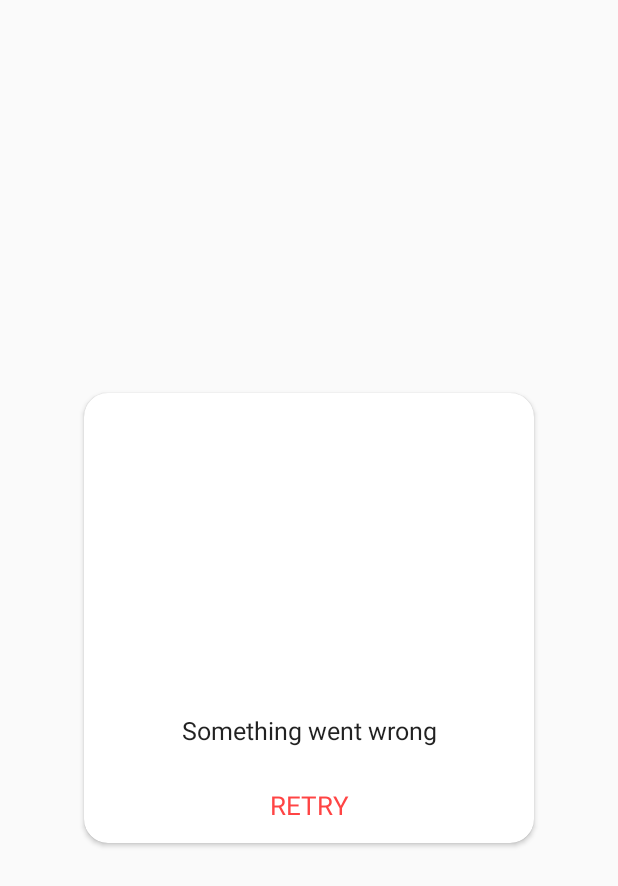
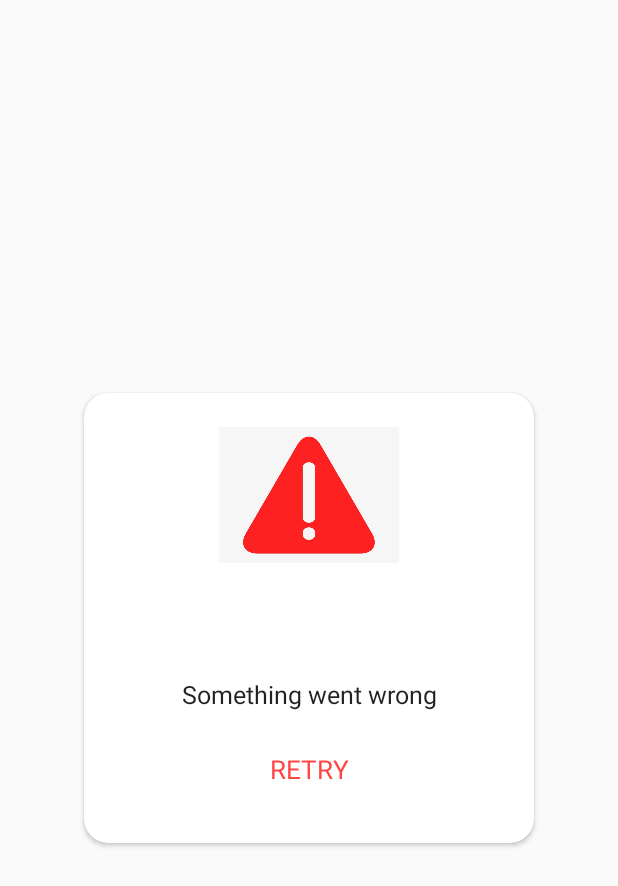
Before and after one commit to eniolaipoola/MoviesApp, an Android app: the layout fragment_error_page.xml on its own in the app's theme, with its tools: preview values and no code run, on a phone screen of 412 x 824 dp. Shown: the top 886 px of the screen. Run offline under Robolectric (Android 15) with nearby library versions, the phone set to English and light mode, and no system bars.

```diff
--- a/app/src/main/res/layout/fragment_error_page.xml
+++ b/app/src/main/res/layout/fragment_error_page.xml
@@ -14,15 +14,16 @@
         android:layout_gravity="center"
         android:orientation="vertical">
 
-        <com.airbnb.lottie.LottieAnimationView
-            android:id="@+id/lottieProgressBar"
-            android:layout_width="match_parent"
+        <ImageView
+            android:id="@+id/trailerThumbnail"
+            android:layout_width="120dp"
             android:layout_height="120dp"
+            android:layout_margin="8dp"
             android:layout_gravity="center"
-            android:layout_marginTop="40dp"
-            app:lottie_autoPlay="true"
-            app:lottie_fileName="loading.json"
-            app:lottie_loop="true" />
+            android:src="@drawable/error_icon"
+            android:adjustViewBounds="true"
+            app:layout_constraintTop_toTopOf="parent"
+            app:layout_constraintStart_toStartOf="parent" />
 
         <TextView
             android:id="@+id/errorMessage"
--- a/app/src/main/res/values/strings.xml
+++ b/app/src/main/res/values/strings.xml
@@ -24,5 +24,7 @@
     <string name="youtube_url">https://www.youtube.com/</string>
     <string name="movie_starred_text">This movie is starred successfully</string>
     <string name="movie">MOVIE</string>
+    <string name="no_review_error_text">There is no review available for this movie</string>
+    <string name="movie_id_error">Movie id not found</string>
 
 </resources>
```
Also changed, not shown: app/src/main/java/com/tei/moviesapp/ui/activities/MovieReviewActivity.java (+16 -6 lines), app/src/main/res/layout/activity_movie_review.xml (+35 -8 lines), app/src/main/res/drawable/error_icon.png (added).
